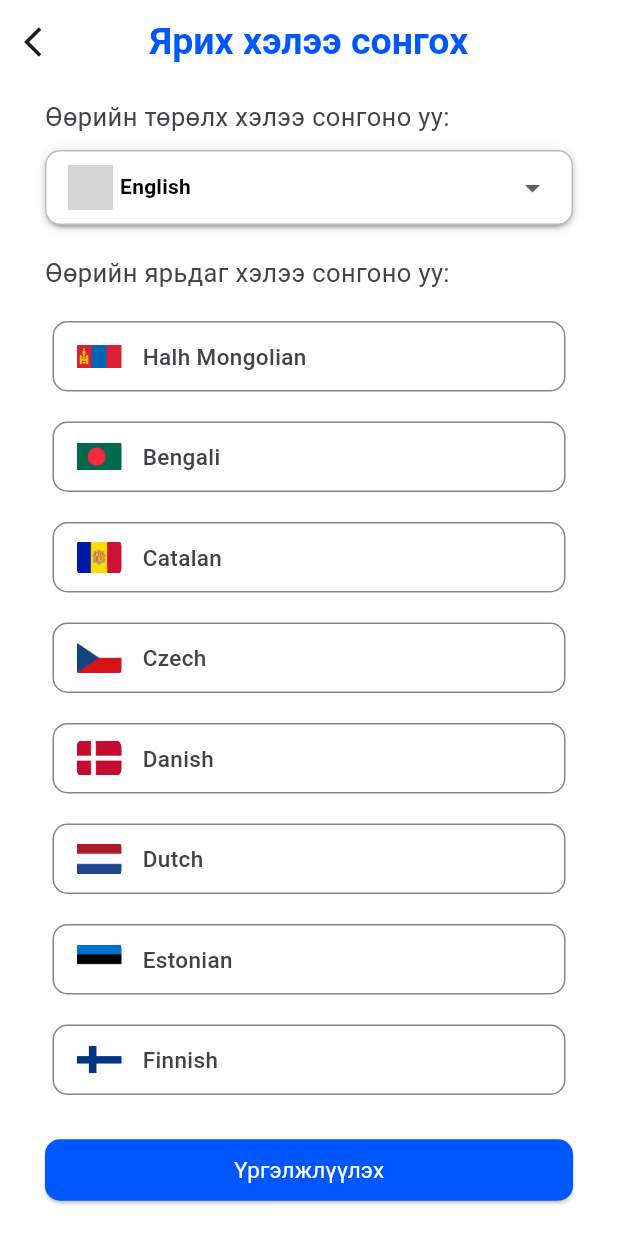
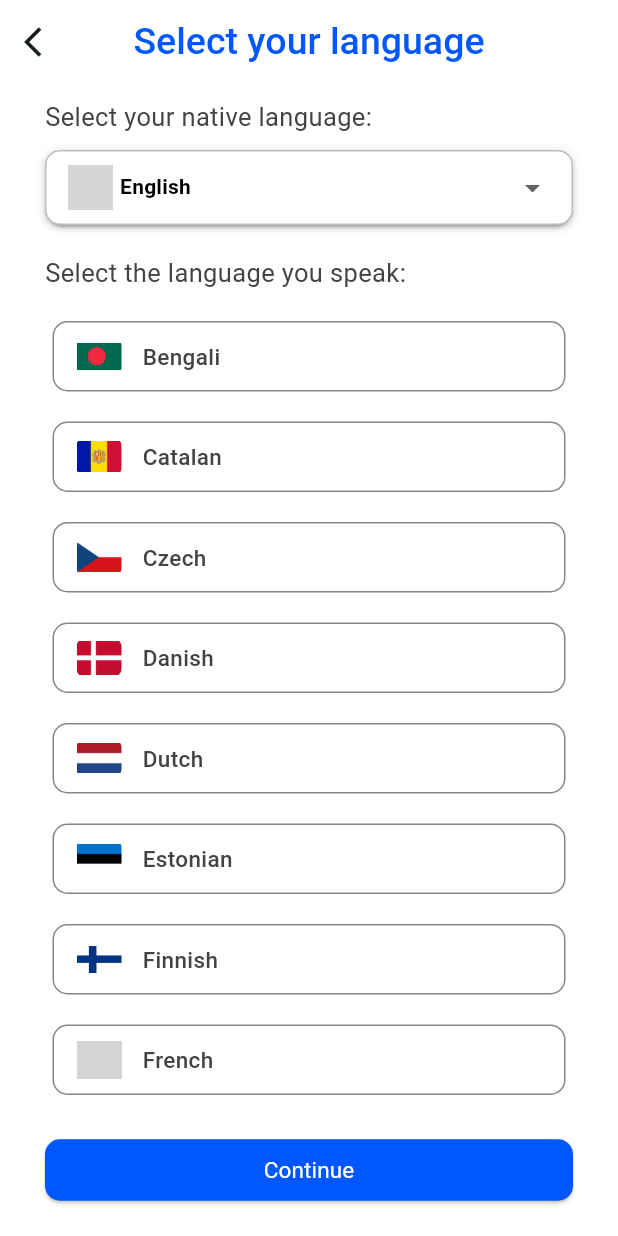
Before and after one commit to Tsogbadrakh-G/Language-exchange-app, a Flutter app: the SelectLanguages screen opened directly, on a phone screen of 412 x 824 dp. Run offline on Flutter 3.47's test engine with Material 2 defaults, Android fonts, the phone set to English and light mode, and no system bars; drawn by our look-alikes of dropdown_button2; our stand-ins replace cached_network_image, cloud_firestore, custom_refresh_indicator, dio, email_validator, firebase_auth and 12 more; missing offline and left inert: agora_rtc_engine; accounts and stored records are empty; Roboto replaces fonts that are missing (Nunito); grey boxes are pictures that could not be loaded.

Commit message:
Update select_languages.dart

```diff
--- a/degree/lib/pages/login_screens/select_languages.dart
+++ b/degree/lib/pages/login_screens/select_languages.dart
@@ -27,6 +27,8 @@ class _OnboardScreen extends State<SelectLanguages> {
     isSelected = List.generate(
         _dataController.inputLansLength, (index) => false.obs,
         growable: false);
+    _dataController.inputLans
+        .sort((a, b) => a.toLowerCase().compareTo(b.toLowerCase()));
     super.initState();
   }
 
@@ -48,7 +50,7 @@ class _OnboardScreen extends State<SelectLanguages> {
                     const EdgeInsets.symmetric(horizontal: 30, vertical: 10),
                 width: double.infinity,
                 child: const Text(
-                  'Өөрийн төрөлх хэлээ сонгоно уу:',
+                  'Select your native language:',
                   style: TextStyle(
                     color: Color(0xff434347),
                     fontFamily: 'Nunito',
@@ -133,8 +135,12 @@ class _OnboardScreen extends State<SelectLanguages> {
                         .toList(),
                     onChanged: (String? value) {
                       setState(() {
+                        _dataController.inputLans
+                            .add(selectedValue ?? 'English');
                         selectedValue = value;
                         _dataController.inputLans.remove(selectedValue);
+                        _dataController.inputLans.sort((a, b) =>
+                            a.toLowerCase().compareTo(b.toLowerCase()));
                       });
                     },
                     buttonStyleData: ButtonStyleData(
@@ -178,7 +184,7 @@ class _OnboardScreen extends State<SelectLanguages> {
                     const EdgeInsets.symmetric(horizontal: 30, vertical: 10),
                 width: double.infinity,
                 child: const Text(
-                  'Өөрийн ярьдаг хэлээ сонгоно уу:',
+                  'Select the language you speak:',
                   style: TextStyle(
                     color: Color(0xff434347),
                     fontFamily: 'Nunito',
@@ -270,7 +276,7 @@ class _OnboardScreen extends State<SelectLanguages> {
 
                       if (_dataController.nativeLans.isEmpty) {
                         SomniAlerts.showMyDialog(context,
-                            'Та өөрийн ярьж чаддаг хэлээ сонгоогүй байна.');
+                            'You have not selected the language you can speak');
                       } else {
                         Get.to(const Register());
                       }
@@ -282,7 +288,7 @@ class _OnboardScreen extends State<SelectLanguages> {
                       backgroundColor: const Color(0xff0057ff),
                     ),
                     child: const Text(
-                      'Үргэлжлүүлэх',
+                      'Continue',
                       style: TextStyle(
                           decoration: TextDecoration.none,
                           fontFamily: 'Nunito',
@@ -308,12 +314,12 @@ class _OnboardScreen extends State<SelectLanguages> {
           },
           icon: const Icon(Icons.arrow_back_ios)),
       title: const Text(
-        "Ярих хэлээ сонгох",
+        "Select your language",
         style: TextStyle(
             fontFamily: 'Nunito',
             color: Color(0xff0057ff),
             fontSize: 25.0,
-            fontWeight: FontWeight.w600),
+            fontWeight: FontWeight.w500),
       ),
       centerTitle: true,
     );
```
